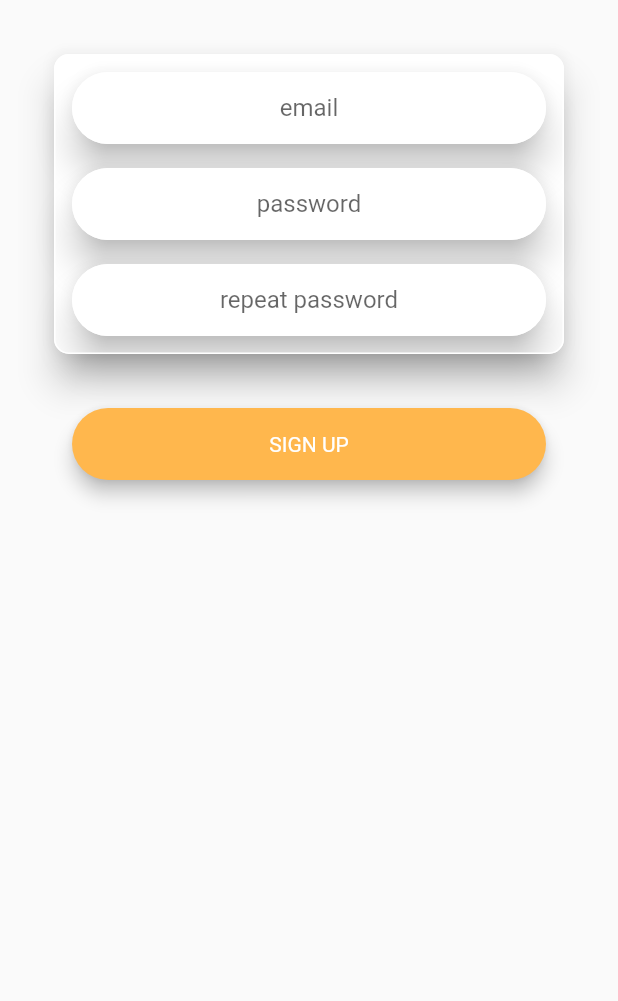
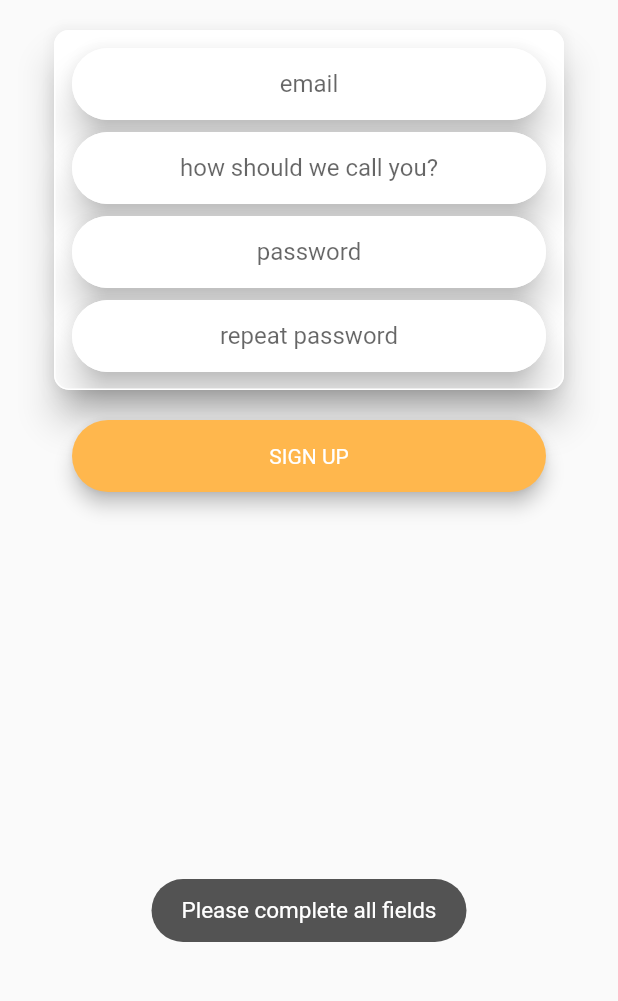
Before and after one commit to ioncelciuc/designedbyalla_ecotourism, a Flutter app: the SignUpPage screen opened by its route, after a tap on "SIGN UP", on a phone screen of 412 x 824 dp, the part 198-1199 px from its top. Run offline on Flutter 3.47's test engine with Material 2 defaults, Android fonts, the phone set to English and light mode, and no system bars; our stand-ins replace firebase_auth, firebase_core, modal_progress_hud, toast; accounts and stored records are empty; project files that could hold a hidden picture were left out.

Commit message:
Added firebase and sign up

```diff
--- a/lib/screens/sign_in_and_register/sign_up_page.dart
+++ b/lib/screens/sign_in_and_register/sign_up_page.dart
@@ -1,6 +1,11 @@
 import 'package:designedbyalla_ecotourism/components/rounded_button.dart';
+import 'package:designedbyalla_ecotourism/screens/part1/choose_language_page.dart';
+import 'package:designedbyalla_ecotourism/strings.dart';
+import 'package:firebase_auth/firebase_auth.dart';
 import 'package:flutter/material.dart';
 import 'package:designedbyalla_ecotourism/constants.dart';
+import 'package:modal_progress_hud/modal_progress_hud.dart';
+import 'package:toast/toast.dart';
 
 class SignUpPage extends StatefulWidget {
   static const String id = 'SignUpPage';
@@ -10,7 +15,10 @@ class SignUpPage extends StatefulWidget {
 }
 
 class _SignUpPageState extends State<SignUpPage> {
+  final _auth = FirebaseAuth.instance;
+  bool loading = false;
   String email;
+  String username;
   String password;
   String repeatPassword;
 
@@ -18,7 +26,9 @@ class _SignUpPageState extends State<SignUpPage> {
   Widget build(BuildContext context) {
     return SafeArea(
       child: Scaffold(
-        body: Padding(
+        body: ModalProgressHUD(
+          inAsyncCall: loading,
+          child: Padding(
             padding: const EdgeInsets.all(32),
             child: Center(
               child: Column(
@@ -29,7 +39,7 @@ class _SignUpPageState extends State<SignUpPage> {
                     'images/logo.png',
                     height: 100,
                   ),
-                SizedBox(height: 32),
+                  SizedBox(height: 16),
                   Card(
                     elevation: 10,
                     shape: roundedRectangleBorder(radius: 10),
@@ -48,11 +58,24 @@ class _SignUpPageState extends State<SignUpPage> {
                               },
                               textAlign: TextAlign.center,
                               keyboardType: TextInputType.emailAddress,
-                            decoration:
-                                textFieldDecoration.copyWith(hintText: 'email'),
+                              decoration: textFieldDecoration.copyWith(
+                                  hintText: 'email'),
                             ),
                           ),
-                        SizedBox(height: 8),
+                          Card(
+                            shape: RoundedRectangleBorder(
+                              borderRadius: BorderRadius.circular(45),
+                            ),
+                            elevation: 10,
+                            child: TextField(
+                              onChanged: (value) {
+                                username = value;
+                              },
+                              textAlign: TextAlign.center,
+                              decoration: textFieldDecoration.copyWith(
+                                  hintText: 'how should we call you?'),
+                            ),
+                          ),
                           Card(
                             shape: RoundedRectangleBorder(
                               borderRadius: BorderRadius.circular(45),
@@ -68,7 +91,6 @@ class _SignUpPageState extends State<SignUpPage> {
                                   hintText: 'password'),
                             ),
                           ),
-                        SizedBox(height: 8),
                           Card(
                             shape: RoundedRectangleBorder(
                               borderRadius: BorderRadius.circular(45),
@@ -88,14 +110,55 @@ class _SignUpPageState extends State<SignUpPage> {
                       ),
                     ),
                   ),
-                SizedBox(height: 16),
                   RoundedButton(
                     title: 'SIGN UP',
                     color: Colors.orange[300],
-                  onPressed: () {
-                    print(email);
-
-                    print(password);
+                    onPressed: () async {
+                      if (email == null ||
+                          password == null ||
+                          username == null ||
+                          repeatPassword == null) {
+                        Toast.show(
+                          'Please complete all fields',
+                          context,
+                          duration: 2,
+                        );
+                      } else if (password != repeatPassword) {
+                        Toast.show(
+                          'Passwords must match',
+                          context,
+                          duration: 2,
+                        );
+                      } else if (password.length < 6) {
+                        Toast.show(
+                          'Password must be at least 6 characters',
+                          context,
+                          duration: 2,
+                        );
+                      } else {
+                        setState(() {
+                          loading = true;
+                        });
+                        try {
+                          final user =
+                              await _auth.createUserWithEmailAndPassword(
+                            email: email,
+                            password: password,
+                          );
+                          if (user != null) {
+                            Strings.username = username;
+                            Navigator.pushReplacementNamed(
+                              context,
+                              ChooseLanguagePage.id,
+                            );
+                            setState(() {
+                              loading = false;
+                            });
+                          }
+                        } catch (e) {
+                          print(e);
+                        }
+                      }
                     },
                   ),
                 ],
@@ -103,6 +166,7 @@ class _SignUpPageState extends State<SignUpPage> {
             ),
           ),
         ),
+      ),
     );
   }
 }
--- /dev/null
+++ b/lib/strings.dart
@@ -0,0 +1,3 @@
+class Strings{
+  static String username;
+}
```
Also changed, not shown: lib/main.dart (+6 -1 lines), lib/screens/part1/choose_language_page.dart (added, +24 -0 lines), pubspec.yaml (+7 -0 lines), pubspec.lock, 3 other files. Lines whose indentation alone changed are shown as unchanged.
